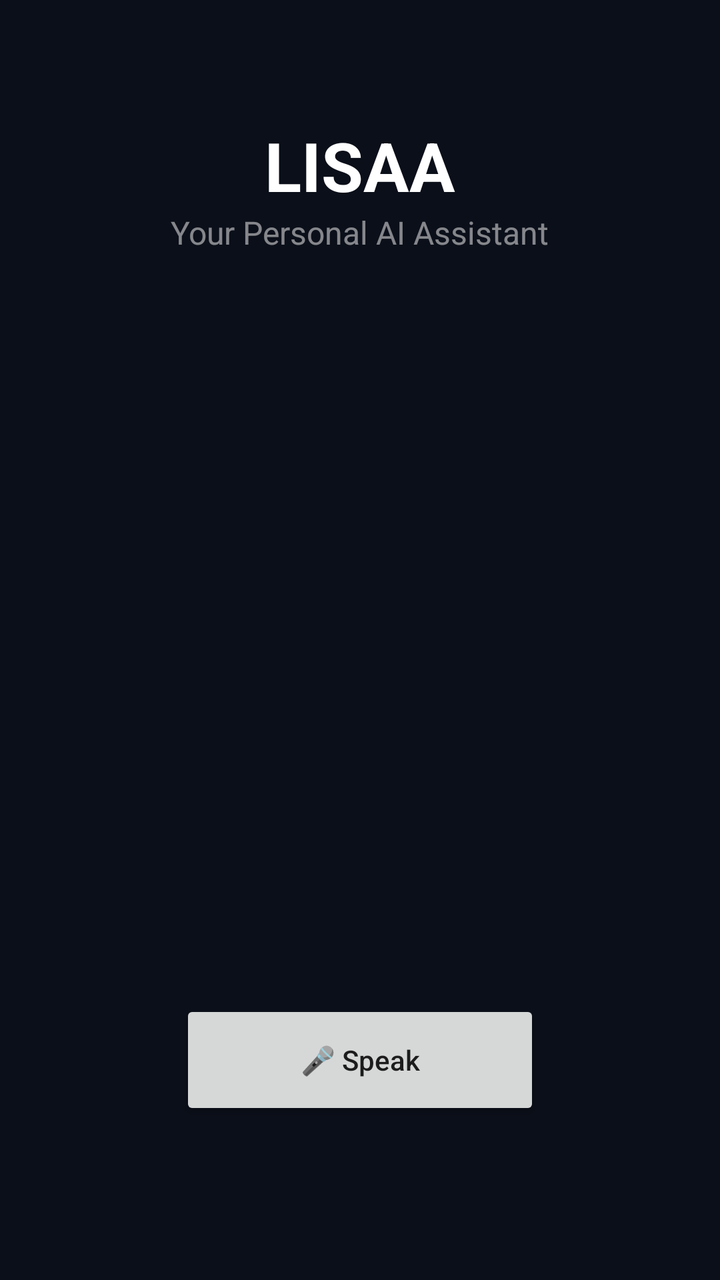
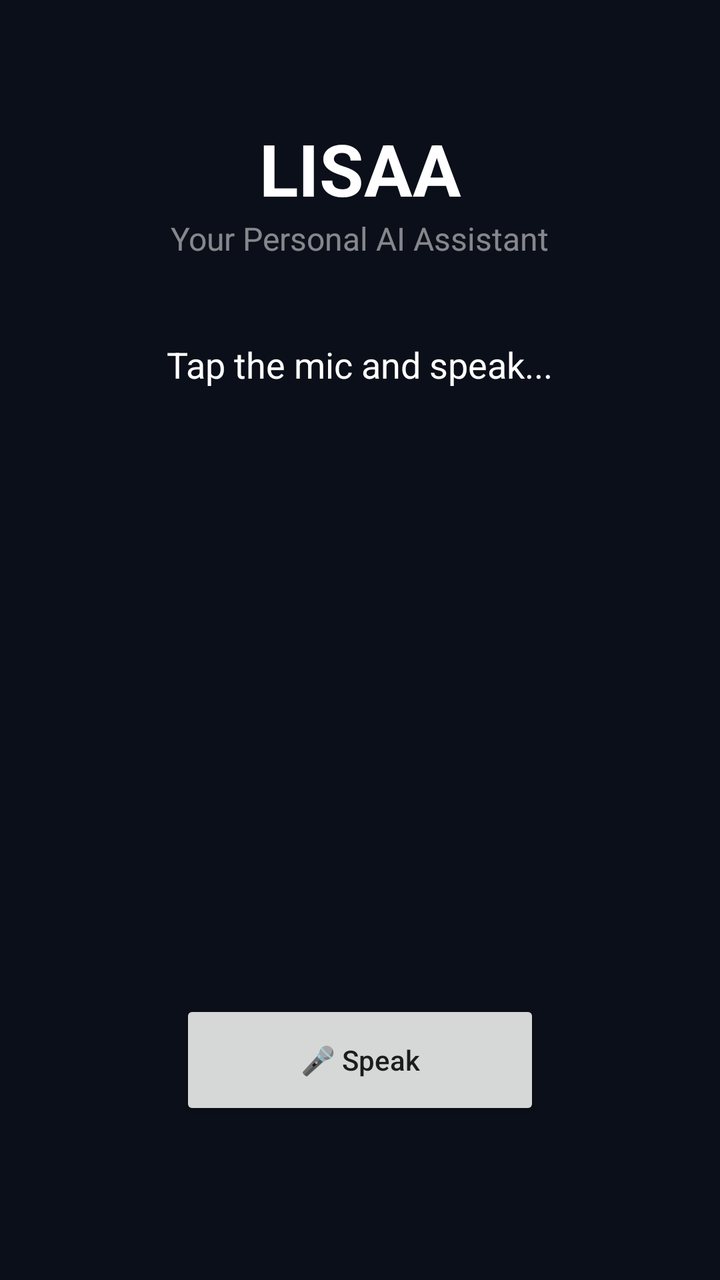

Screens rendered from an Android XML layout before and after an edit, with the pre-edit source and the edit as a unified diff.
<!-- AndroidManifest.xml: application theme Theme.LISAA -->
<!-- res/layout/activity_main.xml -->
<?xml version="1.0" encoding="utf-8"?>
<androidx.constraintlayout.widget.ConstraintLayout
    xmlns:android="http://schemas.android.com/apk/res/android"
    xmlns:app="http://schemas.android.com/apk/res-auto"
    android:layout_width="match_parent"
    android:layout_height="match_parent"
    android:background="#0B0F19">

    <TextView
        android:id="@+id/title"
        android:layout_width="wrap_content"
        android:layout_height="wrap_content"
        android:text="LISAA"
        android:textColor="#FFFFFF"
        android:textSize="34sp"
        android:textStyle="bold"
        app:layout_constraintTop_toTopOf="parent"
        app:layout_constraintStart_toStartOf="parent"
        app:layout_constraintEnd_toEndOf="parent"
        android:layout_marginTop="60dp"/>

    <TextView
        android:id="@+id/subtitle"
        android:layout_width="wrap_content"
        android:layout_height="wrap_content"
        android:text="Your Personal AI Assistant"
        android:textColor="#80FFFFFF"
        android:textSize="16sp"
        app:layout_constraintTop_toBottomOf="@id/title"
        app:layout_constraintStart_toStartOf="parent"
        app:layout_constraintEnd_toEndOf="parent"/>

    <Button
        android:id="@+id/btnMic"
        android:layout_width="180dp"
        android:layout_height="60dp"
        android:text="🎤 Speak"
        android:textAllCaps="false"
        app:layout_constraintBottom_toBottomOf="parent"
        app:layout_constraintStart_toStartOf="parent"
        app:layout_constraintEnd_toEndOf="parent"
        android:layout_marginBottom="80dp"/>

</androidx.constraintlayout.widget.ConstraintLayout>
<!-- resources referenced by this layout -->
<resources>
  <style name="Theme.LISAA" parent="Theme.AppCompat.DayNight.NoActionBar">
          <item name="colorPrimary">@color/primary</item>
          <item name="colorPrimaryDark">@color/primaryDark</item>
          <item name="colorAccent">@color/accent</item>
      </style>
  <color name="primary">#1E88E5</color>
  <color name="primaryDark">#1565C0</color>
  <color name="accent">#00E5FF</color>
</resources>

<!-- the commit's change to res/layout/activity_main.xml (unified diff, before → after) -->
@@ -11,9 +11,9 @@
         android:layout_width="wrap_content"
         android:layout_height="wrap_content"
         android:text="LISAA"
+        android:textSize="36sp"
+        android:textStyle="bold"
         android:textColor="#FFFFFF"
-        android:textSize="34sp"
-        android:textStyle="bold"
         app:layout_constraintTop_toTopOf="parent"
         app:layout_constraintStart_toStartOf="parent"
         app:layout_constraintEnd_toEndOf="parent"
@@ -30,6 +30,18 @@
         app:layout_constraintStart_toStartOf="parent"
         app:layout_constraintEnd_toEndOf="parent"/>
 
+    <TextView
+        android:id="@+id/txtResult"
+        android:layout_width="wrap_content"
+        android:layout_height="wrap_content"
+        android:text="Tap the mic and speak..."
+        android:textColor="#FFFFFF"
+        android:textSize="18sp"
+        android:layout_marginTop="40dp"
+        app:layout_constraintTop_toBottomOf="@id/subtitle"
+        app:layout_constraintStart_toStartOf="parent"
+        app:layout_constraintEnd_toEndOf="parent"/>
+
     <Button
         android:id="@+id/btnMic"
         android:layout_width="180dp"
